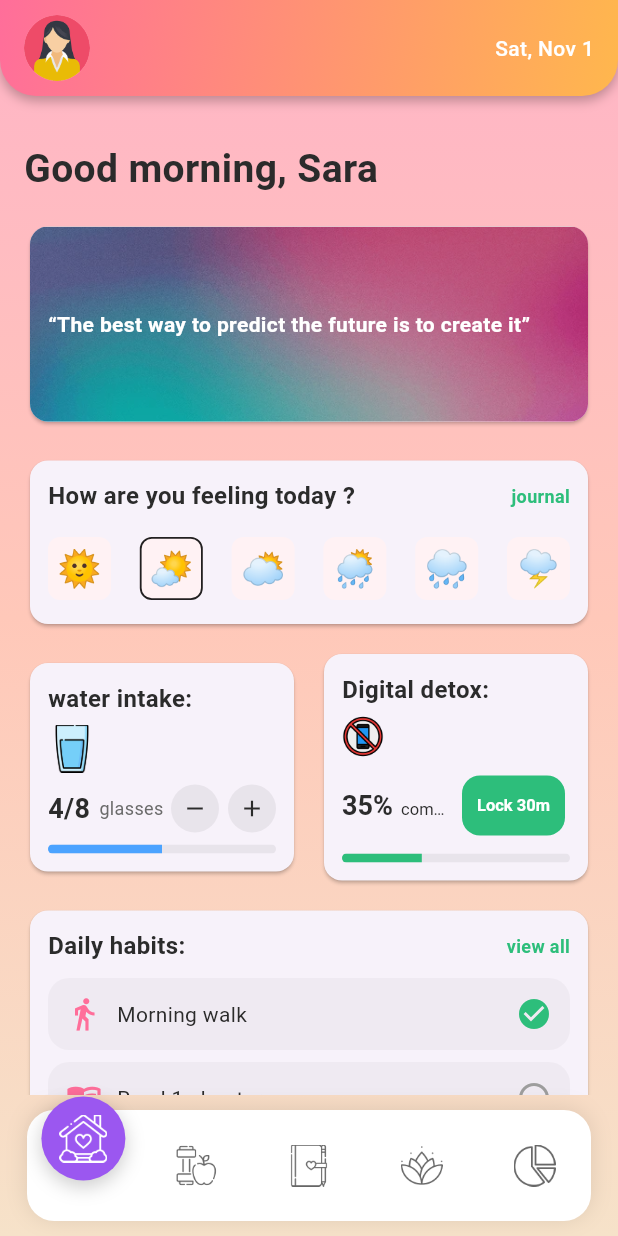
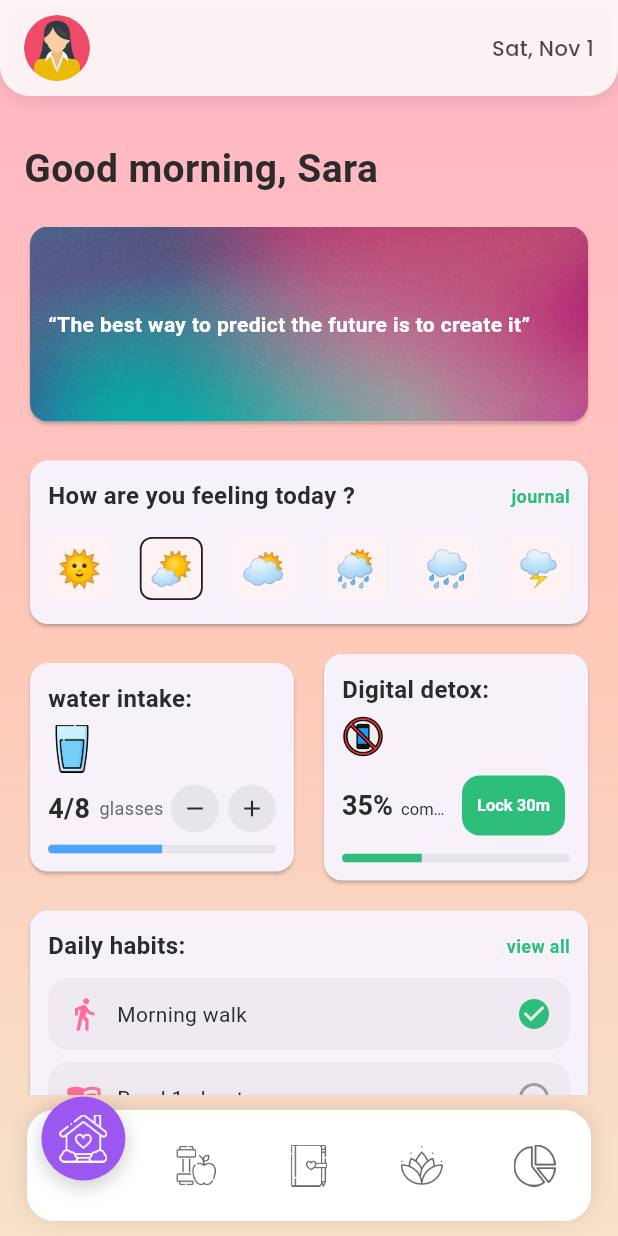
Before and after one commit to alabenss/mobile-dev-project, a Flutter app: the screen it shows after launch, on a phone screen of 412 x 824 dp. Run offline on Flutter 3.47's test engine with Material 3 defaults, Android fonts, the phone set to English and light mode, and no system bars; our stand-ins replace audioplayers, google_fonts.

Commit message:
updating app bar

```diff
--- a/the_project/lib/views/widgets/app_bar.dart
+++ b/the_project/lib/views/widgets/app_bar.dart
@@ -1,91 +1,78 @@
 import 'package:flutter/material.dart';
+import 'package:google_fonts/google_fonts.dart';
 import 'package:intl/intl.dart';
-import '../themes/style_simple/colors.dart';
 
 class CustomAppBar extends StatelessWidget implements PreferredSizeWidget {
   final String? title;
-  final VoidCallback? onProfileTap;
 
-  const CustomAppBar({
-    super.key,
-    this.title,
-    this.onProfileTap,
-  });
+  const CustomAppBar({super.key, this.title});
 
   @override
-  Size get preferredSize => const Size.fromHeight(80);
+  Size get preferredSize => const Size.fromHeight(70);
 
   @override
   Widget build(BuildContext context) {
-    final String date = DateFormat('EEE, MMM d').format(DateTime.now());
+    final currentDate = DateFormat('EEE, MMM d').format(DateTime.now());
 
     return Container(
-      decoration: const BoxDecoration(
-        gradient: LinearGradient(
-          colors: [AppColors.accentPink, AppColors.accentOrange],
-          begin: Alignment.topLeft,
-          end: Alignment.bottomRight,
-        ),
-        borderRadius: BorderRadius.vertical(
-          bottom: Radius.circular(24),
+      padding: const EdgeInsets.symmetric(horizontal: 16, vertical: 10),
+      decoration: BoxDecoration(
+        color: Colors.white.withOpacity(0.85),
+        borderRadius: const BorderRadius.vertical(
+          bottom: Radius.circular(20),
         ),
         boxShadow: [
           BoxShadow(
-            color: Colors.black26,
-            blurRadius: 6,
-            offset: Offset(0, 3),
+            color: Colors.black.withOpacity(0.08),
+            blurRadius: 8,
+            offset: const Offset(0, 3),
           ),
         ],
       ),
       child: SafeArea(
-        child: Padding(
-          padding: const EdgeInsets.symmetric(horizontal: 16, vertical: 10),
         child: Row(
           mainAxisAlignment: MainAxisAlignment.spaceBetween,
           children: [
-              // 👤 Profile button (tap to go to Profile screen)
+            // 👤 Profile Picture (navigates to profile screen)
             GestureDetector(
-                onTap: onProfileTap ??
-                    () {
+              onTap: () {
                 Navigator.pushNamed(context, '/profile');
               },
               child: const CircleAvatar(
                 radius: 22,
                 backgroundImage: AssetImage('assets/icons/profile.png'),
-                  backgroundColor: Colors.white24,
               ),
             ),
 
-              // 🏷️ Optional title (centered if provided)
+            // 📛 Optional title (centered)
             if (title != null)
               Expanded(
+                child: Center(
                   child: Text(
                     title!,
-                    textAlign: TextAlign.center,
-                    style: const TextStyle(
-                      color: Colors.white,
-                      fontSize: 22,
-                      fontWeight: FontWeight.bold,
-                      letterSpacing: 0.5,
+                    style: GoogleFonts.poppins(
+                      fontSize: 20,
+                      fontWeight: FontWeight.w600,
+                      color: Colors.black.withOpacity(0.9),
+                    ),
                   ),
                 ),
               )
             else
               const Spacer(),
 
-              // 📅 Current date
+            // 📅 Date (right side)
             Text(
-                date,
-                style: const TextStyle(
-                  color: Colors.white,
+              currentDate,
+              style: GoogleFonts.poppins(
                 fontSize: 14,
                 fontWeight: FontWeight.w500,
+                color: Colors.black.withOpacity(0.7),
               ),
             ),
           ],
         ),
       ),
-      ),
     );
   }
 }
```
Lines whose indentation alone changed are shown as unchanged.
